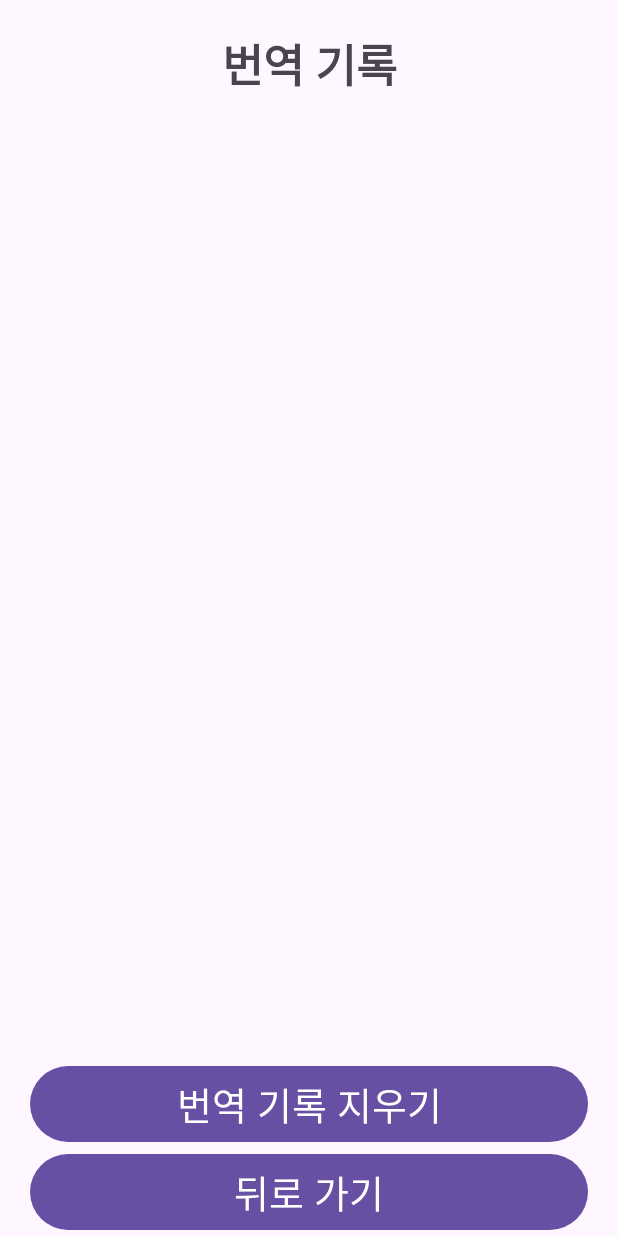
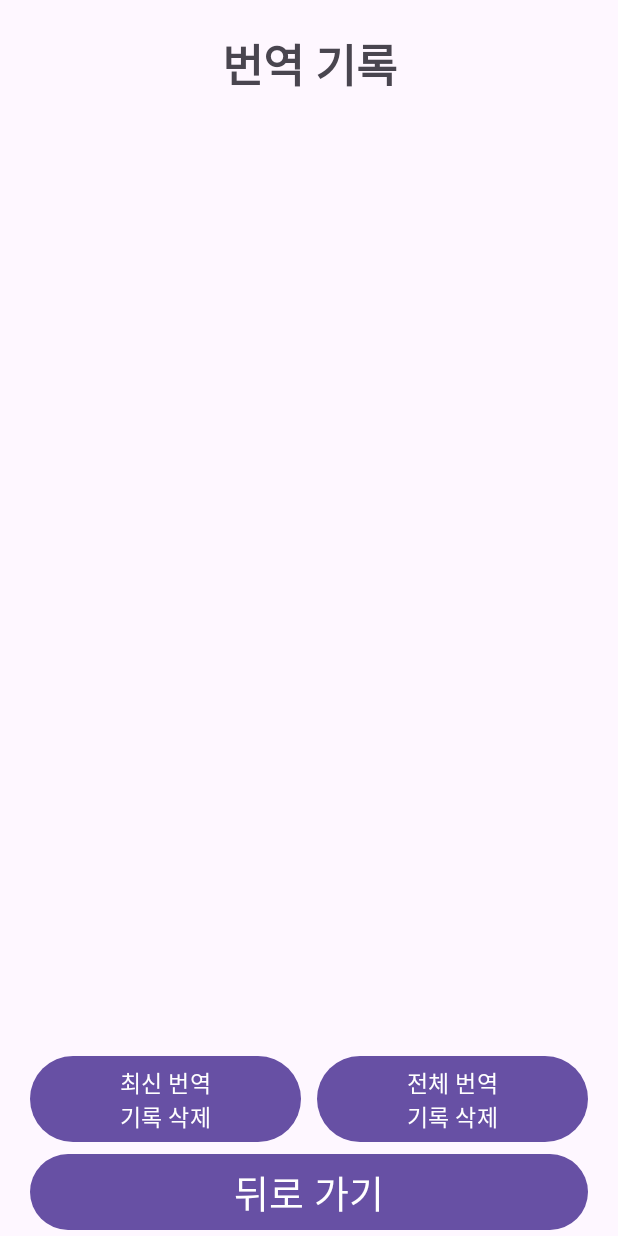
Before and after one commit to Jisung15/CloneAppUI, an Android app: the TransportResultActivity screen opened directly, with no data from a screen before it, on a phone screen of 412 x 824 dp. Run offline under Robolectric (Android 15) with nearby library versions, the phone set to English and light mode, and no system bars; 1 statement that could not run was skipped.

Commit message:
번역 기록 페이지 관련 코드 대대적인 수정 및 xml 파일 코드 수정

```diff
--- a/app/src/main/java/com/example/appuiclone/Item.kt
+++ b/app/src/main/java/com/example/appuiclone/Item.kt
@@ -4,4 +4,4 @@ import android.os.Parcelable
 import kotlinx.android.parcel.Parcelize
 
 @Parcelize
-data class Item(val string: String): Parcelable
+data class Item(val string: String) : Parcelable
--- a/app/src/main/java/com/example/appuiclone/PapapgoAdapter.kt
+++ b/app/src/main/java/com/example/appuiclone/PapapgoAdapter.kt
@@ -7,17 +7,31 @@ import androidx.recyclerview.widget.RecyclerView
 import com.example.appuiclone.databinding.ActivityTransportResultBinding
 import com.example.appuiclone.databinding.RecyclerviewBinding
 
-class PapapgoAdapter (val items : MutableList<Item>) : RecyclerView.Adapter<PapapgoAdapter.Holder>() {
+class PapapgoAdapter(private val items: MutableList<Item>) :
+    RecyclerView.Adapter<PapapgoAdapter.Holder>() {
 
-    inner class Holder(val binding: RecyclerviewBinding) : RecyclerView.ViewHolder(binding.root) {
+    inner class Holder(private val binding: RecyclerviewBinding) :
+        RecyclerView.ViewHolder(binding.root) {
         var result = binding.tvTransportResultText
     }
+
+    interface OnClick {
+        fun click(view: View, position: Int)
+    }
+
+    var click: OnClick? = null
+
     override fun onCreateViewHolder(parent: ViewGroup, viewType: Int): PapapgoAdapter.Holder {
-        val binding = RecyclerviewBinding.inflate(LayoutInflater.from(parent.context), parent, false)
+        val binding =
+            RecyclerviewBinding.inflate(LayoutInflater.from(parent.context), parent, false)
         return Holder(binding)
     }
 
     override fun onBindViewHolder(holder: PapapgoAdapter.Holder, position: Int) {
+        holder.itemView.setOnClickListener {
+            click?.click(it, position)
+        }
+
         holder.result.text = items[position].string
     }
 
--- a/app/src/main/java/com/example/appuiclone/TransportList.kt
+++ b/app/src/main/java/com/example/appuiclone/TransportList.kt
@@ -3,7 +3,7 @@ package com.example.appuiclone
 object TransportList {
     val list = mutableListOf<Item>()
 
-    fun addItem (item: Item) {
+    fun addItem(item: Item) {
         list.add(0, item)
     }
 }
--- a/app/src/main/res/layout/activity_transport_result.xml
+++ b/app/src/main/res/layout/activity_transport_result.xml
@@ -11,45 +11,60 @@
 
     <TextView
         android:id="@+id/tv_title"
+        style="@style/transport_page_title"
         android:layout_width="match_parent"
         android:layout_height="wrap_content"
-        android:text="@string/transport_result_title"
-        style="@style/transport_page_title"
-        android:gravity="center"
         android:layout_marginTop="20dp"
         android:layout_weight="0"
-        app:layout_constraintTop_toTopOf="parent"/>
+        android:gravity="center"
+        android:text="@string/transport_result_title"
+        app:layout_constraintTop_toTopOf="parent" />
 
     <LinearLayout
         android:id="@+id/ll_recyclerView"
         android:layout_width="match_parent"
         android:layout_height="match_parent"
-        android:padding="20dp"
-        android:layout_weight="1">
+        android:layout_weight="1"
+        android:padding="20dp">
+
         <androidx.recyclerview.widget.RecyclerView
             android:id="@+id/recyclerView"
             android:layout_width="match_parent"
             android:layout_height="match_parent"
-            android:orientation="vertical">
-        </androidx.recyclerview.widget.RecyclerView>
+            android:orientation="vertical"></androidx.recyclerview.widget.RecyclerView>
+    </LinearLayout>
+
+    <LinearLayout
+        android:layout_width="match_parent"
+        android:layout_height="wrap_content"
+        android:layout_weight="0"
+        android:orientation="horizontal">
+
+        <Button
+            android:id="@+id/btn_delete"
+            style="@style/delete_button"
+            android:layout_width="match_parent"
+            android:layout_height="match_parent"
+            android:layout_weight="0.5"
+            android:text="@string/delete_button"
+            tools:ignore="NestedWeights" />
+
+        <Button
+            android:id="@+id/btn_clear"
+            style="@style/clear_button"
+            android:layout_width="match_parent"
+            android:layout_height="match_parent"
+            android:layout_weight="0.5"
+            android:text="@string/clear_button" />
+
     </LinearLayout>
 
     <Button
-        android:id="@+id/btn_clear"
+        android:id="@+id/btn_finish"
+        style="@style/finish_button"
         android:layout_width="match_parent"
         android:layout_height="wrap_content"
-        android:text="@string/clear_button"
-        android:layout_marginHorizontal="20dp"
-        android:textSize="25sp"
-        android:layout_weight="0"/>
-
-    <Button
-        android:id="@+id/btn_finish"
-        android:layout_width="match_parent"
-        android:layout_height="wrap_content"
-        android:layout_marginHorizontal="20dp"
-        android:text="@string/finish_button"
-        android:textSize="25sp"
-        android:layout_weight="0"/>
+        android:layout_weight="0"
+        android:text="@string/finish_button" />
 
 </LinearLayout>
--- a/app/src/main/res/values/strings.xml
+++ b/app/src/main/res/values/strings.xml
@@ -13,7 +13,8 @@
     <string name="transport_result_text_value">(번역 결과)</string>
     <string name="transport_result_text2">영어 번역 결과</string>
     <string name="transport_result_text2_value">(대충 영어로 번역한 결과)</string>
-    <string name="clear_button">번역 기록 지우기</string>
+    <string name="delete_button">최신 번역\n기록 삭제</string>
+    <string name="clear_button">전체 번역\n기록 삭제</string>
     <string name="transport_result_title">번역 기록</string>
     <string name="finish_button">뒤로 가기</string>
 </resources>
--- a/app/src/main/res/values/style.xml
+++ b/app/src/main/res/values/style.xml
@@ -1,5 +1,6 @@
 <?xml version="1.0" encoding="utf-8"?>
 <resources>
+
     <style name="transport_language_text">
         <item name="android:textSize">18sp</item>
         <item name="android:textStyle">bold</item>
@@ -33,4 +34,21 @@
         <item name="android:textSize">30sp</item>
         <item name="android:textStyle">bold</item>
     </style>
+
+    <style name="delete_button">
+        <item name="android:textSize">15sp</item>
+        <item name="android:layout_marginStart">20dp</item>
+        <item name="android:layout_marginEnd">5dp</item>
+    </style>
+
+    <style name="clear_button">
+        <item name="android:textSize">15sp</item>
+        <item name="android:layout_marginStart">5dp</item>
+        <item name="android:layout_marginEnd">20dp</item>
+    </style>
+
+    <style name="finish_button">
+        <item name="android:textSize">25sp</item>
+        <item name="android:layout_marginHorizontal">20dp</item>
+    </style>
 </resources>
```
Also changed, not shown: app/src/main/java/com/example/appuiclone/TransportResultActivity.kt (+70 -4 lines), app/src/main/res/layout/activity_main.xml (+56 -56 lines), app/src/main/res/layout/recyclerview.xml (+12 -12 lines).
